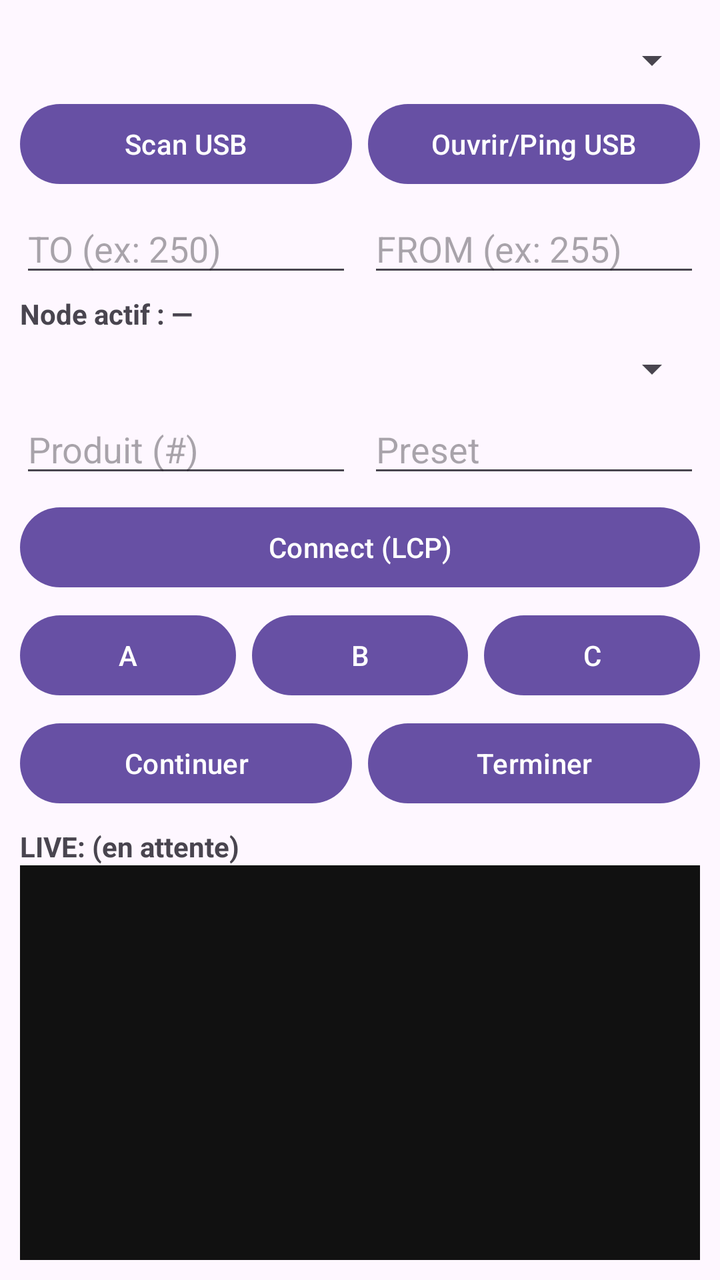
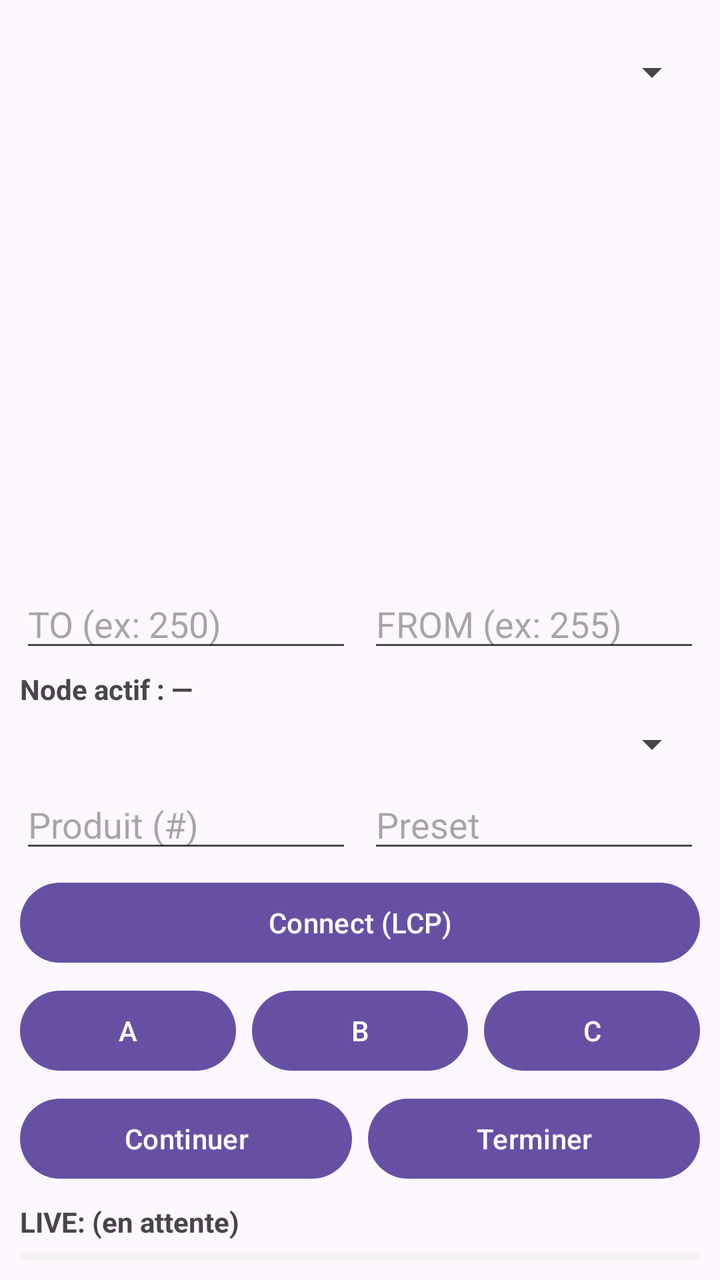

Screens rendered from an Android XML layout before and after an edit, with the pre-edit source and the edit as a unified diff.
<!-- AndroidManifest.xml: application theme Theme.Material3.DayNight.NoActionBar -->
<!-- res/layout/activity_main.xml -->
<LinearLayout xmlns:android="http://schemas.android.com/apk/res/android"
    android:id="@+id/root"
    android:layout_width="match_parent"
    android:layout_height="match_parent"
    android:orientation="vertical"
    android:padding="10dp">

    
    <Spinner
        android:id="@+id/spnUsbDevices"
        android:layout_width="match_parent"
        android:layout_height="wrap_content"
        android:layout_marginTop="8dp" />

    <LinearLayout
        android:layout_width="match_parent"
        android:layout_height="wrap_content"
        android:orientation="horizontal"
        android:layout_marginTop="6dp">

        <Button
            android:id="@+id/btnScanUsb"
            android:layout_width="0dp"
            android:layout_height="wrap_content"
            android:layout_weight="1"
            android:text="Scan USB" />

        <Button
            android:id="@+id/btnPingUsb"
            android:layout_width="0dp"
            android:layout_height="wrap_content"
            android:layout_weight="1"
            android:layout_marginStart="8dp"
            android:text="Ouvrir/Ping USB" />
    </LinearLayout>

    
    <LinearLayout
        android:layout_width="match_parent"
        android:layout_height="wrap_content"
        android:orientation="horizontal"
        android:layout_marginTop="6dp">

        <EditText
            android:id="@+id/edtTo"
            android:layout_width="0dp"
            android:layout_height="wrap_content"
            android:layout_weight="1"
            android:hint="TO (ex: 250)"
            android:inputType="number"
            android:singleLine="true" />

        <EditText
            android:id="@+id/edtFrom"
            android:layout_width="0dp"
            android:layout_height="wrap_content"
            android:layout_weight="1"
            android:layout_marginStart="8dp"
            android:hint="FROM (ex: 255)"
            android:inputType="number"
            android:singleLine="true" />
    </LinearLayout>

    
    <TextView
        android:id="@+id/txtActiveNode"
        android:layout_width="match_parent"
        android:layout_height="wrap_content"
        android:text="Node actif : —"
        android:textStyle="bold"
        android:layout_marginTop="4dp" />

    
    <Spinner
        android:id="@+id/spnProducts"
        android:layout_width="match_parent"
        android:layout_height="wrap_content"
        android:layout_marginTop="6dp" />

    
    <LinearLayout
        android:layout_width="match_parent"
        android:layout_height="wrap_content"
        android:orientation="horizontal"
        android:layout_marginTop="6dp">

        <EditText
            android:id="@+id/edtProduct"
            android:layout_width="0dp"
            android:layout_height="wrap_content"
            android:layout_weight="1"
            android:hint="Produit (#)"
            android:inputType="number"
            android:singleLine="true" />

        <EditText
            android:id="@+id/edtPreset"
            android:layout_width="0dp"
            android:layout_height="wrap_content"
            android:layout_weight="1"
            android:layout_marginStart="8dp"
            android:hint="Preset"
            android:inputType="numberDecimal"
            android:singleLine="true" />
    </LinearLayout>

    
    <Button
        android:id="@+id/btnConnect"
        android:layout_width="match_parent"
        android:layout_height="wrap_content"
        android:text="Connect (LCP)"
        android:layout_marginTop="6dp" />

    
    <LinearLayout
        android:layout_width="match_parent"
        android:layout_height="wrap_content"
        android:orientation="horizontal"
        android:layout_marginTop="6dp">

        <Button
            android:id="@+id/btnA"
            android:layout_width="0dp"
            android:layout_height="wrap_content"
            android:layout_weight="1"
            android:text="A" />

        <Button
            android:id="@+id/btnB"
            android:layout_width="0dp"
            android:layout_height="wrap_content"
            android:layout_weight="1"
            android:layout_marginStart="8dp"
            android:text="B" />

        <Button
            android:id="@+id/btnC"
            android:layout_width="0dp"
            android:layout_height="wrap_content"
            android:layout_weight="1"
            android:layout_marginStart="8dp"
            android:text="C" />
    </LinearLayout>

    
    <LinearLayout
        android:layout_width="match_parent"
        android:layout_height="wrap_content"
        android:orientation="horizontal"
        android:layout_marginTop="6dp">

        <Button
            android:id="@+id/btnContinue"
            android:layout_width="0dp"
            android:layout_height="wrap_content"
            android:layout_weight="1"
            android:text="Continuer" />

        <Button
            android:id="@+id/btnFinish"
            android:layout_width="0dp"
            android:layout_height="wrap_content"
            android:layout_weight="1"
            android:layout_marginStart="8dp"
            android:text="Terminer" />
    </LinearLayout>

    
    <TextView
        android:id="@+id/txtLive"
        android:layout_width="match_parent"
        android:layout_height="wrap_content"
        android:text="LIVE: (en attente)"
        android:textStyle="bold"
        android:layout_marginTop="8dp" />

    
    <ScrollView
        android:id="@+id/logScroll"
        android:layout_width="match_parent"
        android:layout_height="0dp"
        android:layout_weight="1"
        android:background="#111111">

        <TextView
            android:id="@+id/txtLog"
            android:layout_width="match_parent"
            android:layout_height="wrap_content"
            android:typeface="monospace"
            android:textSize="12sp"
            android:textColor="#00FF00"
            android:padding="6dp" />
    </ScrollView>

</LinearLayout>
<!-- resources referenced by this layout -->
<resources>

</resources>

<!-- the commit's change to res/layout/activity_main.xml (unified diff, before → after) -->
@@ -6,25 +6,24 @@
     android:padding="10dp">
 
     
+    <LinearLayout
+        android:layout_width="match_parent"
+        android:layout_height="wrap_content"
+        android:orientation="horizontal"
+        android:layout_marginTop="6dp">
+
+        <Button
+            android:id="@+id/btnScanUsb"
+            android:layout_width="0dp"
+            android:layout_height="wrap_content"
+            android:layout_weight="1"
+            android:text="Scan USB" />
+
     <Spinner
         android:id="@+id/spnUsbDevices"
         android:layout_width="match_parent"
         android:layout_height="wrap_content"
         android:layout_marginTop="8dp" />
-
-    <LinearLayout
-        android:layout_width="match_parent"
-        android:layout_height="wrap_content"
-        android:orientation="horizontal"
-        android:layout_marginTop="6dp">
-
-        <Button
-            android:id="@+id/btnScanUsb"
-            android:layout_width="0dp"
-            android:layout_height="wrap_content"
-            android:layout_weight="1"
-            android:text="Scan USB" />
-
         <Button
             android:id="@+id/btnPingUsb"
             android:layout_width="0dp"
@@ -33,7 +32,7 @@
             android:layout_marginStart="8dp"
             android:text="Ouvrir/Ping USB" />
     </LinearLayout>
-
+    
     
     <LinearLayout
         android:layout_width="match_parent"
@@ -173,6 +172,122 @@
         android:layout_height="wrap_content"
         android:text="LIVE: (en attente)"
         android:textStyle="bold"
+        android:layout_marginTop="8dp" />
+
+    
+    <LinearLayout
+        android:id="@+id/liveQtyPanel"
+        android:layout_width="match_parent"
+        android:layout_height="wrap_content"
+        android:orientation="vertical"
+        android:layout_marginTop="6dp"
+        android:padding="8dp"
+        android:background="#F2F2F2">
+
+        <TextView
+            android:id="@+id/txtQtyNet"
+            android:layout_width="match_parent"
+            android:layout_height="wrap_content"
+            android:text="NET: 0.0"
+            android:textStyle="bold"
+            android:textSize="22sp"
+            android:textColor="#000000" />
+
+        <TextView
+            android:id="@+id/txtQtyGross"
+            android:layout_width="match_parent"
+            android:layout_height="wrap_content"
+            android:text="GROSS: 0.0"
+            android:textStyle="bold"
+            android:textSize="18sp"
+            android:textColor="#222222" />
+    </LinearLayout>
+
+    
+    <LinearLayout
+        android:layout_width="match_parent"
+        android:layout_height="wrap_content"
+        android:orientation="vertical"
+        android:layout_marginTop="8dp">
+
+        <TextView
+            android:layout_width="match_parent"
+            android:layout_height="wrap_content"
+            android:text="Ticket / Impression"
+            android:textStyle="bold" />
+
+        <TextView
+            android:id="@+id/txtTicketNumber"
+            android:layout_width="match_parent"
+            android:layout_height="wrap_content"
+            android:text="-" />
+
+        <Spinner
+            android:id="@+id/spnTicketRequired"
+            android:layout_width="match_parent"
+            android:layout_height="wrap_content" />
+
+        <LinearLayout
+            android:layout_width="match_parent"
+            android:layout_height="wrap_content"
+            android:orientation="horizontal"
+            android:layout_marginTop="6dp">
+
+            <Button
+                android:id="@+id/btnRefreshTicket"
+                android:layout_width="0dp"
+                android:layout_height="wrap_content"
+                android:layout_weight="1"
+                android:text="Refresh Ticket" />
+
+            <Button
+                android:id="@+id/btnClearShift"
+                android:layout_width="0dp"
+                android:layout_height="wrap_content"
+                android:layout_weight="1"
+                android:layout_marginStart="8dp"
+                android:text="Clear Shift" />
+        </LinearLayout>
+
+        <TextView
+            android:id="@+id/txtPrinterStatus"
+            android:layout_width="match_parent"
+            android:layout_height="wrap_content"
+            android:text="Imprimante: (non connecté / non lu)"
+            android:layout_marginTop="6dp"
+            android:background="#EEEEEE"
+            android:padding="6dp" />
+
+        <LinearLayout
+            android:layout_width="match_parent"
+            android:layout_height="wrap_content"
+            android:orientation="horizontal"
+            android:layout_marginTop="6dp">
+
+            <Button
+                android:id="@+id/btnRefreshPrinter"
+                android:layout_width="0dp"
+                android:layout_height="wrap_content"
+                android:layout_weight="1"
+                android:text="Refresh Printer" />
+
+            <Button
+                android:id="@+id/btnPrintPending"
+                android:layout_width="0dp"
+                android:layout_height="wrap_content"
+                android:layout_weight="1"
+                android:layout_marginStart="8dp"
+                android:text="Print Pending" />
+        </LinearLayout>
+
+    </LinearLayout>
+    
+    <CheckBox
+        android:id="@+id/switchIoLog"
+        android:layout_width="wrap_content"
+        android:layout_height="wrap_content"
+        android:text="I/O log"
+        android:checked="true"
         android:layout_marginTop="8dp" />
 
     
@@ -192,5 +307,25 @@
             android:textColor="#00FF00"
             android:padding="6dp" />
     </ScrollView>
-
+    
+    <LinearLayout
+        android:layout_width="match_parent"
+        android:layout_height="wrap_content"
+        android:orientation="horizontal"
+        android:gravity="end"
+        android:layout_marginTop="6dp">
+
+        <Button
+            android:id="@+id/btnClearLog"
+            android:layout_width="wrap_content"
+            android:layout_height="wrap_content"
+            android:text="Clear log" />
+
+        <Button
+            android:id="@+id/btnCopyLog"
+            android:layout_width="wrap_content"
+            android:layout_height="wrap_content"
+            android:layout_marginStart="8dp"
+            android:text="Copy log" />
+    </LinearLayout>
 </LinearLayout>
